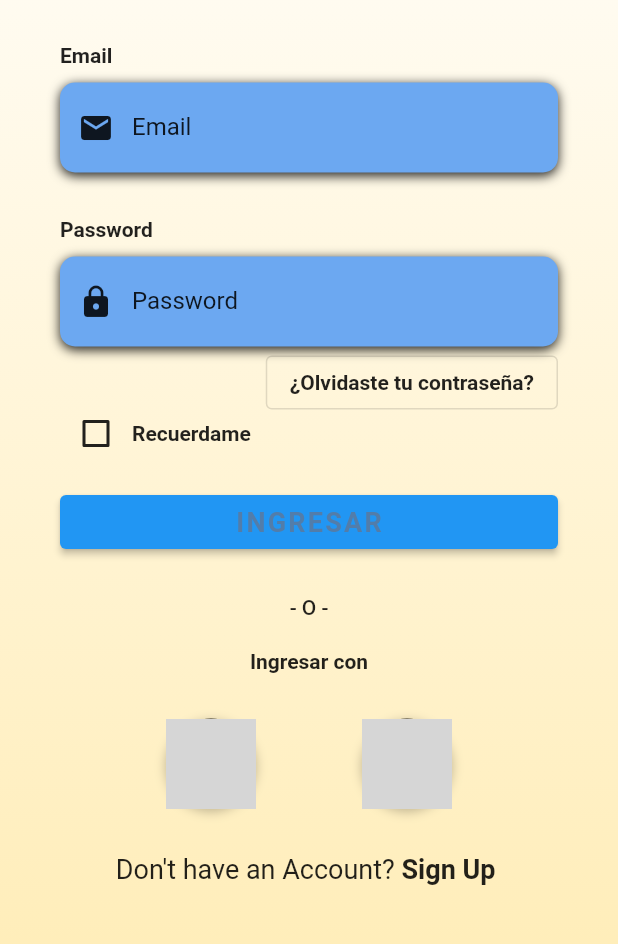
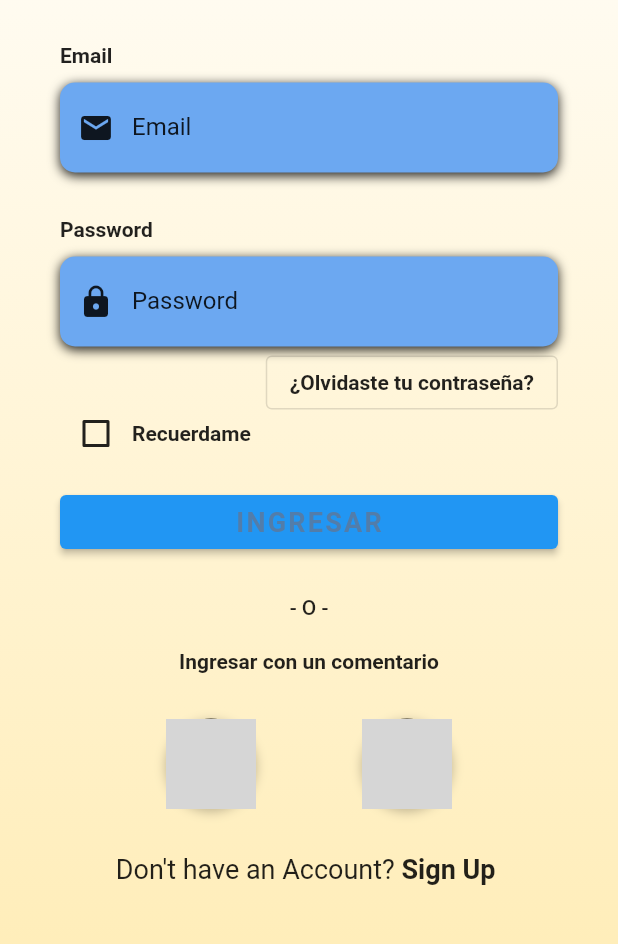
Before and after one commit to alvaro021/BiciSmart, a Flutter app: the screen it shows after launch, on a phone screen of 412 x 824 dp, the part 261-1205 px from its top. Run offline on Flutter 3.47's test engine with Material 2 defaults, Android fonts, the phone set to English and light mode, and no system bars; Roboto replaces fonts that are missing (OpenSans); grey boxes are pictures that could not be loaded.

Commit message:
ahora si que si

```diff
--- a/lib/screens/login.dart
+++ b/lib/screens/login.dart
@@ -231,7 +231,7 @@ class _LoginScreenState extends State<LoginScreen> {
           height: 20.0,
         ),
         Text(
-          'Ingresar con',
+          'Ingresar con un comentario',
           style: kLabelStyle,
         ),
       ],
```
